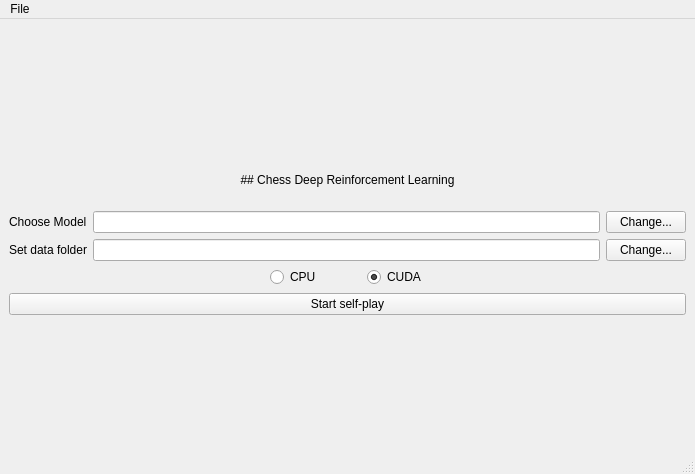
The window that src/ui/mainwindow.ui (zjeffer/chess-deep-rl-cpp) describes before a commit, drawn with Qt 5.
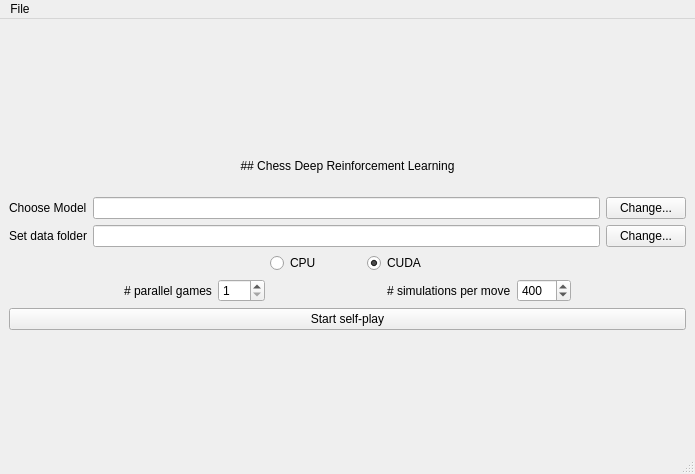
The same window after the commit.

Commit message: feat(gui): parallel self-play in GUI, more info in README, fixes

The edit to the form file:
```diff
--- a/src/ui/mainwindow.ui
+++ b/src/ui/mainwindow.ui
@@ -181,6 +181,86 @@
         </item>
        </layout>
       </item>
+      <item>
+       <layout class="QHBoxLayout" name="HBox_Settings">
+        <item>
+         <spacer name="horizontalSpacer_5">
+          <property name="orientation">
+           <enum>Qt::Horizontal</enum>
+          </property>
+          <property name="sizeHint" stdset="0">
+           <size>
+            <width>40</width>
+            <height>20</height>
+           </size>
+          </property>
+         </spacer>
+        </item>
+        <item>
+         <widget class="QLabel" name="label">
+          <property name="text">
+           <string># parallel games</string>
+          </property>
+         </widget>
+        </item>
+        <item>
+         <widget class="QSpinBox" name="SpinBox_Threads">
+          <property name="minimum">
+           <number>1</number>
+          </property>
+          <property name="maximum">
+           <number>100</number>
+          </property>
+         </widget>
+        </item>
+        <item>
+         <spacer name="horizontalSpacer_4">
+          <property name="orientation">
+           <enum>Qt::Horizontal</enum>
+          </property>
+          <property name="sizeHint" stdset="0">
+           <size>
+            <width>40</width>
+            <height>20</height>
+           </size>
+          </property>
+         </spacer>
+        </item>
+        <item>
+         <widget class="QLabel" name="label_2">
+          <property name="text">
+           <string># simulations per move</string>
+          </property>
+         </widget>
+        </item>
+        <item>
+         <widget class="QSpinBox" name="SpinBox_Sims">
+          <property name="minimum">
+           <number>1</number>
+          </property>
+          <property name="maximum">
+           <number>2000</number>
+          </property>
+          <property name="value">
+           <number>400</number>
+          </property>
+         </widget>
+        </item>
+        <item>
+         <spacer name="horizontalSpacer_6">
+          <property name="orientation">
+           <enum>Qt::Horizontal</enum>
+          </property>
+          <property name="sizeHint" stdset="0">
+           <size>
+            <width>40</width>
+            <height>20</height>
+           </size>
+          </property>
+         </spacer>
+        </item>
+       </layout>
+      </item>
       <item>
        <widget class="QPushButton" name="Button_Start">
         <property name="text">
```
The commit also changes 15 other files.
